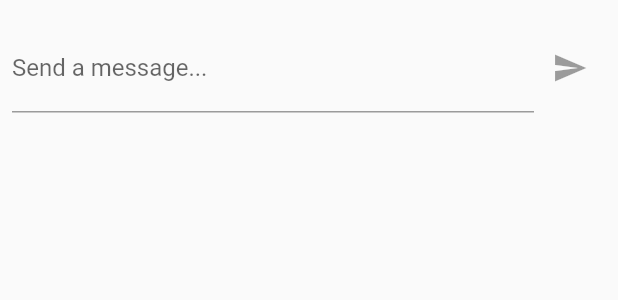
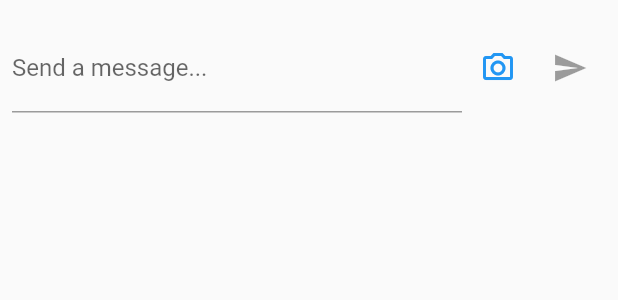
Before and after one commit to mohamedelshamy6/Mini_Clinic_App, a Flutter app: the NewMessages widget shown alone on an empty page, opened directly, on a phone screen of 412 x 824 dp. Shown: the top 300 px of the screen. Run offline on Flutter 3.47's test engine with Material 2 defaults, Android fonts, the light colour scheme and no system bars; our stand-ins replace cloud_firestore, firebase_auth, firebase_core, flutter_bloc, flutter_local_notifications, google_sign_in and 3 more; accounts and stored records are empty.

Commit message:
edit chat

```diff
--- a/lib/ui/Screens/chats/screens/chat_screen/chat_screen.dart
+++ b/lib/ui/Screens/chats/screens/chat_screen/chat_screen.dart
@@ -1,6 +1,6 @@
 import 'package:firebase_auth/firebase_auth.dart';
 import 'package:flutter/material.dart';
-
+import 'dart:io';
 import 'messages.dart';
 import 'new_messages.dart';
 class ChatScreen extends StatelessWidget {
@@ -41,4 +41,5 @@ class ChatScreen extends StatelessWidget {
       ),
     );
   }
+
 }
--- a/lib/ui/Screens/chats/screens/chat_screen/new_messages.dart
+++ b/lib/ui/Screens/chats/screens/chat_screen/new_messages.dart
@@ -1,7 +1,11 @@
+import 'dart:io';
+import 'package:image_picker/image_picker.dart';
 import 'package:cloud_firestore/cloud_firestore.dart';
 import 'package:firebase_auth/firebase_auth.dart';
 import 'package:flutter/material.dart';
+
 class NewMessages extends StatefulWidget {
+
   const NewMessages({Key? key}) : super(key: key);
 
   @override
@@ -11,7 +15,26 @@ class NewMessages extends StatefulWidget {
 class _NewMessagesState extends State<NewMessages> {
   final _controller = TextEditingController();
   String _enteredMessage = '';
-  String _enteredMessage1 = '';
+  File? _enteredImage ;
+
+  final ImagePicker _picker = ImagePicker();
+
+  void _pickImage(ImageSource src)async
+  {
+    final pickedImageFile = await _picker.pickImage(source: src,imageQuality: 50,maxWidth: 150);
+
+    if(pickedImageFile != null)
+    {
+      setState(() {
+        _enteredImage = File(pickedImageFile.path);
+      });
+
+    }
+    else
+    {
+      print('No Image Selected');
+    }
+  }
   _sendMessage() async{
     FocusScope.of(context).unfocus();
     final user =  FirebaseAuth.instance.currentUser;
@@ -26,7 +49,7 @@ class _NewMessagesState extends State<NewMessages> {
       'username' : 'ahmed',
       //'username' : userData['username'],
       'userId':user!.uid,
-      'userImage':'ljihuiguyy'
+      'userImage':'kkkk'
       //'userImage':userData['image_Url']
     });
 
@@ -53,7 +76,8 @@ class _NewMessagesState extends State<NewMessages> {
                 },
               )
           ),
-          IconButton(color: Theme.of(context).primaryColor,icon: Icon(Icons.send),onPressed: _enteredMessage.trim().isEmpty?null:_sendMessage)
+          IconButton(color: Theme.of(context).primaryColor,icon: Icon(Icons.camera_alt_outlined),onPressed:()=>_pickImage(ImageSource.camera))
+          ,IconButton(color: Theme.of(context).primaryColor,icon: Icon(Icons.send),onPressed: _enteredMessage.trim().isEmpty?null:_sendMessage)
         ],
       ),
     );
--- a/pubspec.yaml
+++ b/pubspec.yaml
@@ -14,6 +14,7 @@ dependencies:
   firebase_core: ^2.3.0
   firebase_auth: ^4.1.5
   cloud_firestore: ^4.1.0
+  image_picker:
   provider: ^6.0.4
   flutter_local_notifications: ^12.0.4
   rxdart: ^0.27.7
```
Also changed, not shown: pubspec.lock.
